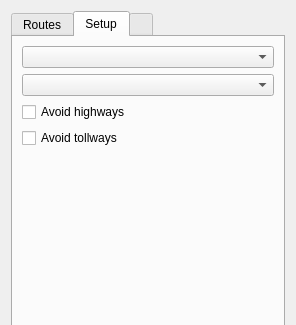
Above: src/IRouteToolWidget.ui from ntruchsess/QLandkarteGT before the change; both pictures show x 0 to 296 and y 0 to 325 of the 296 by 669 pixel window. Below: the same form after it.
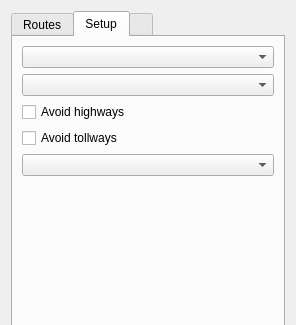
That is the form after the change. The open tabs and pages were chosen to show the change.

Commit message: make route language selectable

Diff of the .ui file:
```diff
--- a/src/IRouteToolWidget.ui
+++ b/src/IRouteToolWidget.ui
@@ -70,6 +70,9 @@
          </property>
         </widget>
        </item>
+       <item>
+        <widget class="QComboBox" name="comboLanguage"/>
+       </item>
        <item>
         <spacer name="verticalSpacer">
          <property name="orientation">
```
The commit also changes 2 other files.
